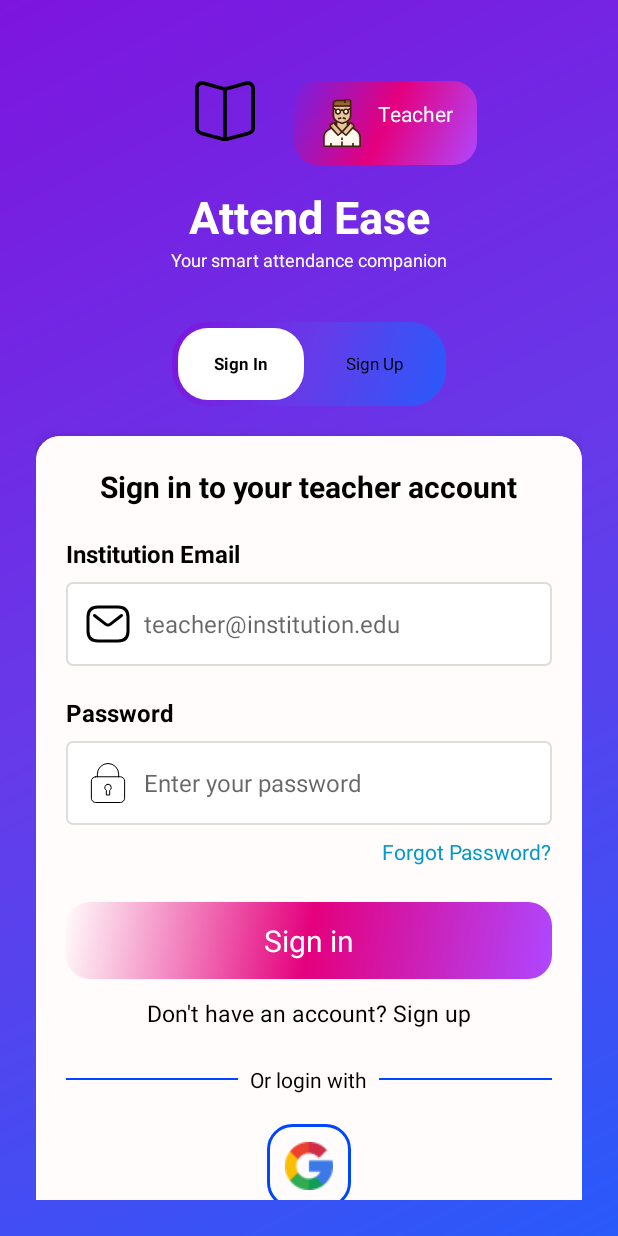
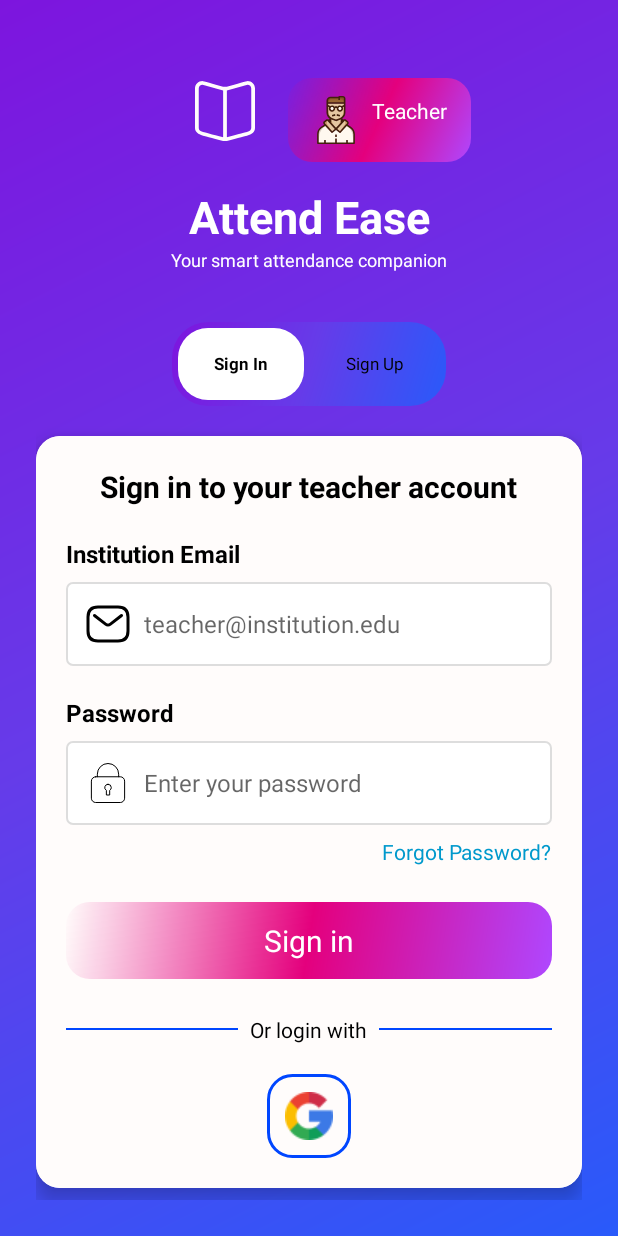
Before and after one commit to jaysonbutawan/AttendEase, an Android app: the LoginActivity screen opened directly, with no data from a screen before it, on a phone screen of 412 x 824 dp. Run offline under Robolectric (Android 15) with nearby library versions, the phone set to English and light mode, and no system bars; our stand-ins replace Firebase (no records; nobody signed in at launch, a user with empty details on screens opened directly).

Commit message:
Remove sign up option from login screen
Commented out the sign up navigation logic in LoginActivity and removed the sign up TextView from the login_screen.xml layout. This update hides the sign up option from the login screen UI.

```diff
--- a/app/src/main/java/com/example/attendease/common/ui/auth/LoginActivity.kt
+++ b/app/src/main/java/com/example/attendease/common/ui/auth/LoginActivity.kt
@@ -64,9 +64,9 @@
             }
         }
 
-        // Go to signup
-        binding.signUpText.setOnClickListener {
-            startActivity(Intent(this, SignupActivity::class.java))
-        }
+//        // Go to signup
+//        binding.signUpText.setOnClickListener {
+//            startActivity(Intent(this, SignupActivity::class.java))
+//        }
     }
 }
--- a/app/src/main/res/layout/login_screen.xml
+++ b/app/src/main/res/layout/login_screen.xml
@@ -1,13 +1,18 @@
 <?xml version="1.0" encoding="utf-8"?>
-<androidx.constraintlayout.widget.ConstraintLayout xmlns:android="http://schemas.android.com/apk/res/android"
+<ScrollView xmlns:android="http://schemas.android.com/apk/res/android"
     xmlns:app="http://schemas.android.com/apk/res-auto"
+    xmlns:tools="http://schemas.android.com/tools"
     android:layout_width="match_parent"
     android:layout_height="match_parent"
-    xmlns:tools="http://schemas.android.com/tools"
+    android:fillViewport="true"
+    android:background="@drawable/gradient_background">
+
+    <androidx.constraintlayout.widget.ConstraintLayout
+        android:id="@+id/login_screen"
+        android:layout_width="match_parent"
+        android:layout_height="wrap_content"
         android:padding="24dp"
-    android:background="@drawable/gradient_background"
-    tools:context=".common.ui.auth.LoginActivity"
-    android:id="@+id/login_screen">
+        tools:context=".common.ui.auth.LoginActivity">
 
     <ImageView
         android:id="@+id/ic_login"
@@ -16,27 +21,28 @@
         android:layout_marginTop="30dp"
         android:contentDescription="@string/_reports"
         android:src="@drawable/book"
+        app:tint="@color/white"
         app:civ_border_width="6dp"
         app:layout_constraintEnd_toEndOf="parent"
         app:layout_constraintHorizontal_bias="0.328"
         app:layout_constraintStart_toStartOf="parent"
         app:layout_constraintTop_toTopOf="parent" />
 
+
         <TextView
             android:layout_width="wrap_content"
             android:layout_height="wrap_content"
-        android:layout_marginTop="30dp"
+            android:layout_marginTop="28dp"
+            android:background="@drawable/rounded_button"
+            android:drawableStart="@drawable/teacher"
+            android:drawablePadding="8dp"
             android:text="Teacher"
-        android:background="@drawable/rounded_button"
             android:textColor="@android:color/white"
             android:textSize="14sp"
-        android:drawableStart="@drawable/teacher"
-        android:drawablePadding="8dp"
             app:layout_constraintEnd_toEndOf="parent"
-        app:layout_constraintHorizontal_bias="0.487"
-        app:layout_constraintStart_toStartOf="@id/ic_login"
+            app:layout_constraintHorizontal_bias="0.230"
+            app:layout_constraintStart_toEndOf="@id/ic_login"
             app:layout_constraintTop_toTopOf="parent" />
-
 
         <TextView
         android:id="@+id/title"
@@ -218,18 +224,6 @@
                 android:textColor="@android:color/white"
                 android:textSize="20sp"
                 android:padding="12dp" />
-
-            <!-- Sign Up -->
-            <TextView
-                android:id="@+id/signUpText"
-                android:layout_width="wrap_content"
-                android:layout_height="wrap_content"
-                android:layout_gravity="center"
-                android:layout_marginTop="12dp"
-                android:text="@string/don_t_have_an_account_sign_up"
-                android:textColor="@android:color/black"
-                android:textSize="15sp" />
-
             <!-- Divider -->
             <LinearLayout
                 android:layout_width="match_parent"
@@ -277,3 +271,4 @@
 
 
 </androidx.constraintlayout.widget.ConstraintLayout>
+</ScrollView>
```
Lines whose indentation alone changed are shown as unchanged.
